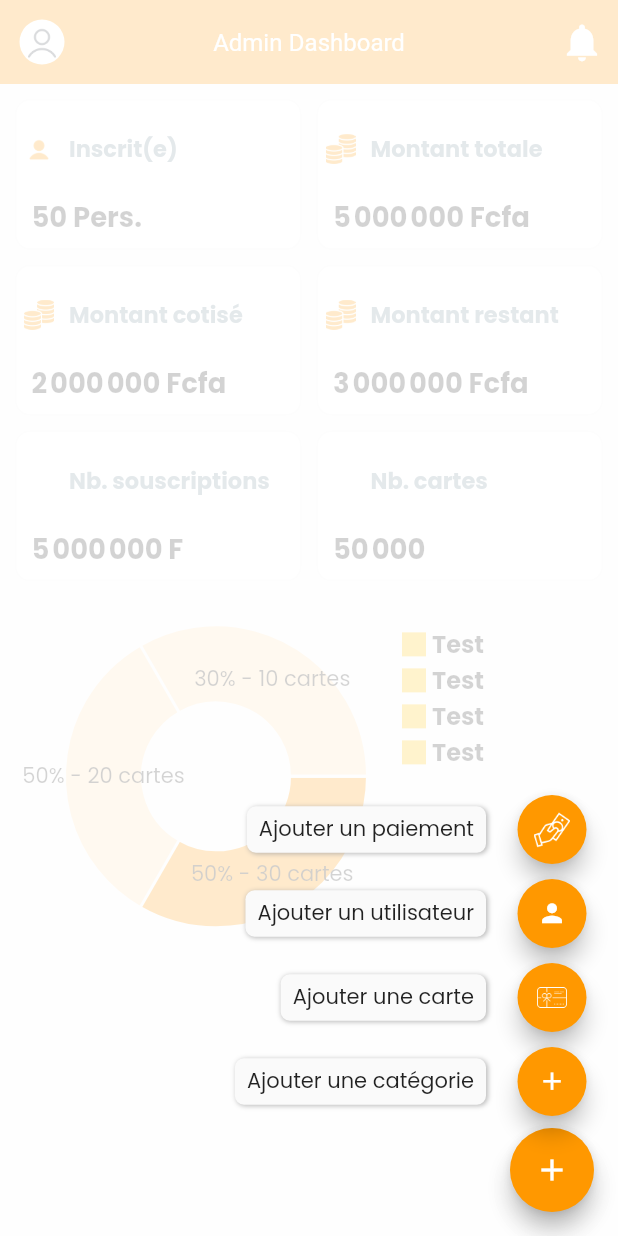
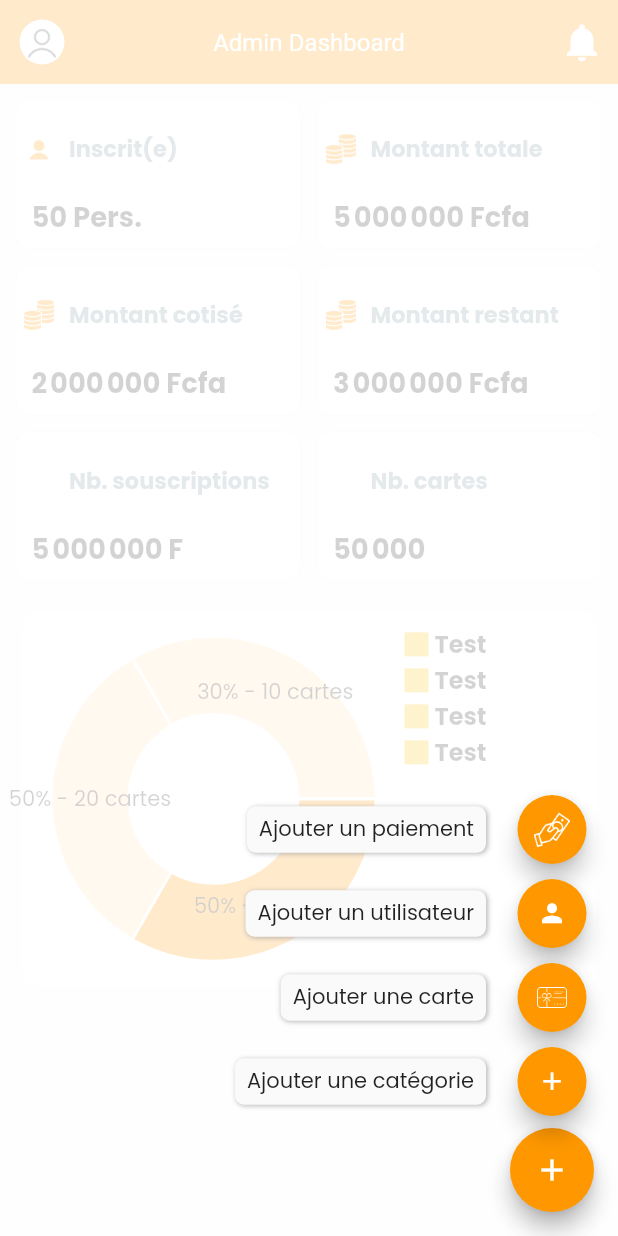
Before and after one commit to amangoua01/dabata_mobile, a Flutter app: the DashboardSubPage screen opened directly, after a tap on the "add" icon, on a phone screen of 412 x 824 dp. Run offline on Flutter 3.47's test engine with Material 3 defaults, Android fonts, the light colour scheme and no system bars; drawn by our look-alikes of fl_chart, flutter_speed_dial; our stand-ins replace date_format, dropdown_search, flutter_animate, flutter_screenutil, gap, get and 5 more; missing offline and left inert: custom_linear_progress_indicator, tab_container; accounts and stored records are empty.

Commit message:
Save taf sur le template

```diff
--- a/lib/views/static/admin/home/dashboard_sub_pages/dashboard_sub_page.dart
+++ b/lib/views/static/admin/home/dashboard_sub_pages/dashboard_sub_page.dart
@@ -7,6 +7,7 @@ import 'package:dabata_mobile/views/static/admin/categories/edition_categorie_pa
 import 'package:dabata_mobile/views/static/admin/home/edtion_user_page.dart';
 import 'package:dabata_mobile/views/static/home/user/payer_ma_cotisation.dart';
 import 'package:dabata_mobile/views/static/home/user/user_profile.dart';
+import 'package:dabata_mobile/views/static/notifications/list_notif_page.dart';
 import 'package:fl_chart/fl_chart.dart';
 import 'package:flutter/material.dart';
 import 'package:flutter_speed_dial/flutter_speed_dial.dart';
@@ -41,8 +42,9 @@ class DashboardSubPage extends StatelessWidget {
             title: const Text("Admin Dashboard"),
             actions: [
               IconButton(
-                  icon: const Icon(Icons.notifications, size: 30),
-                  onPressed: () {})
+                icon: const Icon(Icons.notifications, size: 30),
+                onPressed: () => Get.to(() => const ListNotifPage()),
+              )
             ],
           ),
           body: ListView(
@@ -91,10 +93,20 @@ class DashboardSubPage extends StatelessWidget {
                   ),
                 ],
               ),
-              const Gap(20),
+              const Gap(10),
               Container(
-                padding: const EdgeInsets.only(right: 20, left: 20),
-                height: 200,
+                padding: const EdgeInsets.only(
+                  right: 20,
+                  left: 20,
+                  bottom: 10,
+                  top: 10,
+                ),
+                margin: const EdgeInsets.symmetric(horizontal: 15),
+                decoration: BoxDecoration(
+                  color: Colors.white,
+                  borderRadius: BorderRadius.circular(10),
+                ),
+                height: 250,
                 child: Row(
                   children: [
                     Expanded(
@@ -126,6 +138,7 @@ class DashboardSubPage extends StatelessWidget {
                         curve: Curves.linear, // Optional
                       ),
                     ),
+                    const Gap(20),
                     const Expanded(
                       flex: 2,
                       child: Column(
--- a/lib/views/static/home/dashboard/dashboard.dart
+++ b/lib/views/static/home/dashboard/dashboard.dart
@@ -5,6 +5,7 @@ import 'package:dabata_mobile/tools/widgets/custom_tab_bar.dart';
 import 'package:dabata_mobile/views/controllers/home/dashboard/dashboard_vctl.dart';
 import 'package:dabata_mobile/views/static/home/User/user_profile.dart';
 import 'package:dabata_mobile/views/static/home/card_pages/card_liste_page.dart';
+import 'package:dabata_mobile/views/static/notifications/list_notif_page.dart';
 import 'package:flutter/material.dart';
 import 'package:flutter_animate/flutter_animate.dart';
 import 'package:gap/gap.dart';
@@ -49,7 +50,7 @@ class Dashboard extends StatelessWidget {
                       Icons.notifications,
                       size: 30,
                     ),
-                    onPressed: () {},
+                    onPressed: () => Get.to(() => const ListNotifPage()),
                   ),
                 ),
               ]),
--- a/pubspec.yaml
+++ b/pubspec.yaml
@@ -39,14 +39,12 @@ dependencies:
   cupertino_icons: ^1.0.8
   http: ^1.3.0
   get: ^4.6.6
-  intl: ^0.20.2
   gap: ^3.0.1
   lottie: ^3.2.0
   shimmer: ^3.0.0
   date_format: ^2.0.9
   google_fonts: ^6.2.1
   tab_container: ^3.5.3
-  table_calendar: ^3.2.0
   auto_size_text: ^3.0.0
   flutter_animate: ^4.5.2
   dropdown_search: ^6.0.2
@@ -57,6 +55,10 @@ dependencies:
   custom_linear_progress_indicator: ^0.0.4
   infinite_scroll_pagination: ^5.0.0
   fl_chart: ^0.70.2
+  table_calendar: ^3.1.3
+  intl: ^0.19.0
+  flutter_localizations:
+    sdk: flutter
 
 
 
```
Also changed, not shown: lib/main.dart (+7 -0 lines), lib/tools/components/tab_calendar.dart (+15 -3 lines), lib/views/static/home/user/voir_mes_cotisations.dart (+15 -2 lines), lib/views/static/notifications/list_notif_page.dart (added, +17 -0 lines), pubspec.lock.
